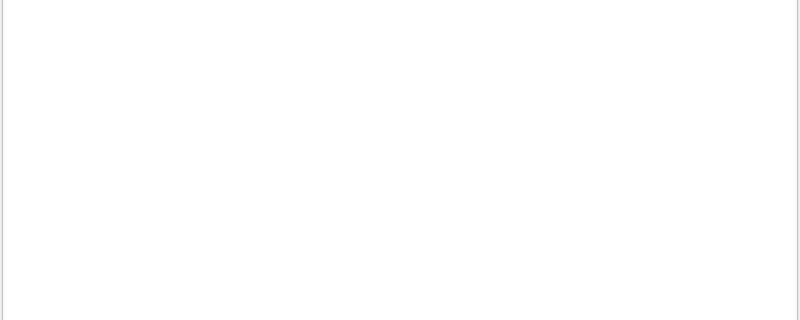
This is tools/qt-profiler/profilingviewer.ui in hbirchtree/coffeecutie as Qt 5 draws it before an edit; both pictures show x 0 to 800 and y 139 to 459 of the 800 by 600 pixel window. The edited form follows.
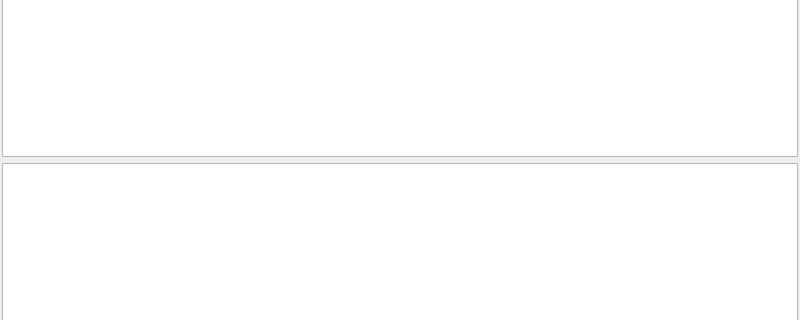
This is the edited form.

```diff
--- a/tools/qt-profiler/profilingviewer.ui
+++ b/tools/qt-profiler/profilingviewer.ui
@@ -58,7 +58,7 @@
         <bool>true</bool>
        </property>
        <property name="rootIsDecorated">
-        <bool>true</bool>
+        <bool>false</bool>
        </property>
        <property name="uniformRowHeights">
         <bool>true</bool>
@@ -102,6 +102,22 @@
       </widget>
      </widget>
     </item>
+    <item row="1" column="0">
+     <widget class="QTreeView" name="profileView">
+      <property name="editTriggers">
+       <set>QAbstractItemView::NoEditTriggers</set>
+      </property>
+      <property name="showDropIndicator" stdset="0">
+       <bool>false</bool>
+      </property>
+      <property name="alternatingRowColors">
+       <bool>true</bool>
+      </property>
+      <property name="animated">
+       <bool>true</bool>
+      </property>
+     </widget>
+    </item>
    </layout>
   </widget>
   <widget class="QMenuBar" name="menubar">
```
Left out of the diff: 2 changed lines with no effect on the pictures.
